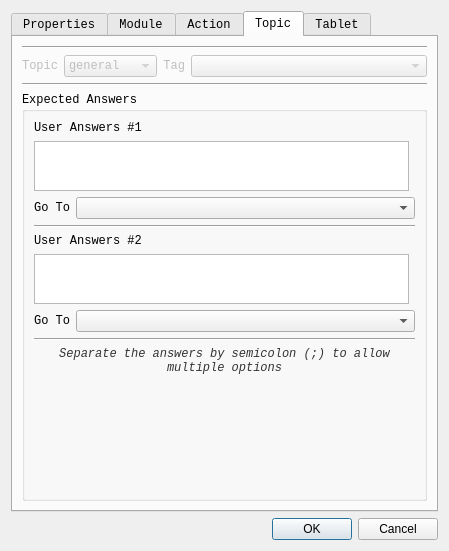
Qt form interaction_manager/ui/editblockdialog.ui (ES-TUDelft/interaction-design-tool-ir) before a commit.
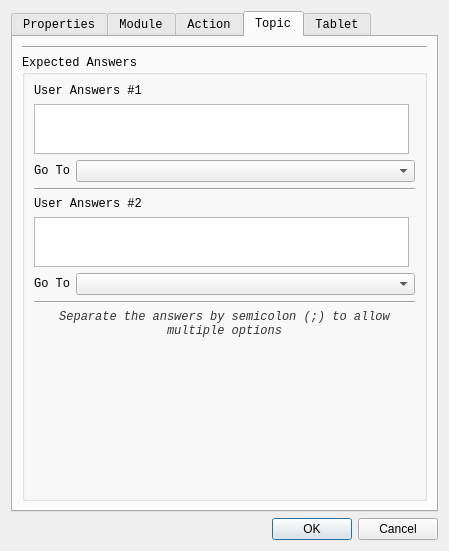
The same form after that commit. The open tabs and pages were chosen to show the change.

What changed in the file:
```diff
--- a/interaction_manager/ui/editblockdialog.ui
+++ b/interaction_manager/ui/editblockdialog.ui
@@ -557,92 +557,6 @@
       </attribute>
       <layout class="QGridLayout" name="gridLayout_10">
        <item row="1" column="0">
-        <layout class="QGridLayout" name="gridLayout_5">
-         <item row="0" column="1">
-          <widget class="QComboBox" name="topicNameComboBox">
-           <property name="enabled">
-            <bool>false</bool>
-           </property>
-           <property name="font">
-            <font>
-             <family>Courier New</family>
-             <weight>50</weight>
-             <bold>false</bold>
-            </font>
-           </property>
-           <item>
-            <property name="text">
-             <string>general</string>
-            </property>
-           </item>
-           <item>
-            <property name="text">
-             <string>index</string>
-            </property>
-           </item>
-           <item>
-            <property name="text">
-             <string>wellbeing</string>
-            </property>
-           </item>
-          </widget>
-         </item>
-         <item row="0" column="0">
-          <widget class="QLabel" name="label_11">
-           <property name="enabled">
-            <bool>false</bool>
-           </property>
-           <property name="font">
-            <font>
-             <family>Courier New</family>
-             <weight>50</weight>
-             <bold>false</bold>
-            </font>
-           </property>
-           <property name="text">
-            <string>Topic</string>
-           </property>
-           <property name="alignment">
-            <set>Qt::AlignRight|Qt::AlignTrailing|Qt::AlignVCenter</set>
-           </property>
-          </widget>
-         </item>
-         <item row="0" column="2">
-          <widget class="QLabel" name="label_12">
-           <property name="enabled">
-            <bool>false</bool>
-           </property>
-           <property name="font">
-            <font>
-             <family>Courier New</family>
-             <weight>50</weight>
-             <bold>false</bold>
-            </font>
-           </property>
-           <property name="text">
-            <string>Tag</string>
-           </property>
-           <property name="alignment">
-            <set>Qt::AlignRight|Qt::AlignTrailing|Qt::AlignVCenter</set>
-           </property>
-          </widget>
-         </item>
-         <item row="0" column="3">
-          <widget class="QComboBox" name="topicTagComboBox">
-           <property name="enabled">
-            <bool>false</bool>
-           </property>
-           <property name="sizePolicy">
-            <sizepolicy hsizetype="MinimumExpanding" vsizetype="Fixed">
-             <horstretch>0</horstretch>
-             <verstretch>0</verstretch>
-            </sizepolicy>
-           </property>
-          </widget>
-         </item>
-        </layout>
-       </item>
-       <item row="3" column="0">
         <widget class="QGroupBox" name="groupBox_2">
          <property name="font">
           <font>
@@ -856,13 +770,6 @@
         </widget>
        </item>
        <item row="0" column="0">
-        <widget class="Line" name="line_7">
-         <property name="orientation">
-          <enum>Qt::Horizontal</enum>
-         </property>
-        </widget>
-       </item>
-       <item row="2" column="0">
         <widget class="Line" name="line_6">
          <property name="orientation">
           <enum>Qt::Horizontal</enum>
```
